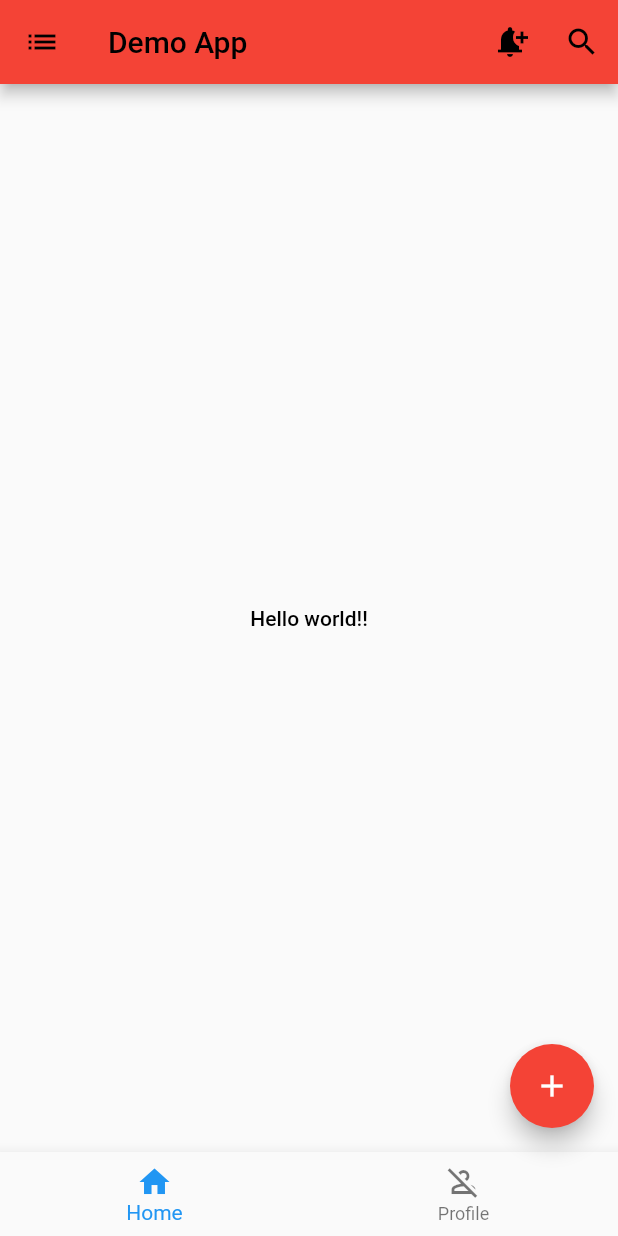
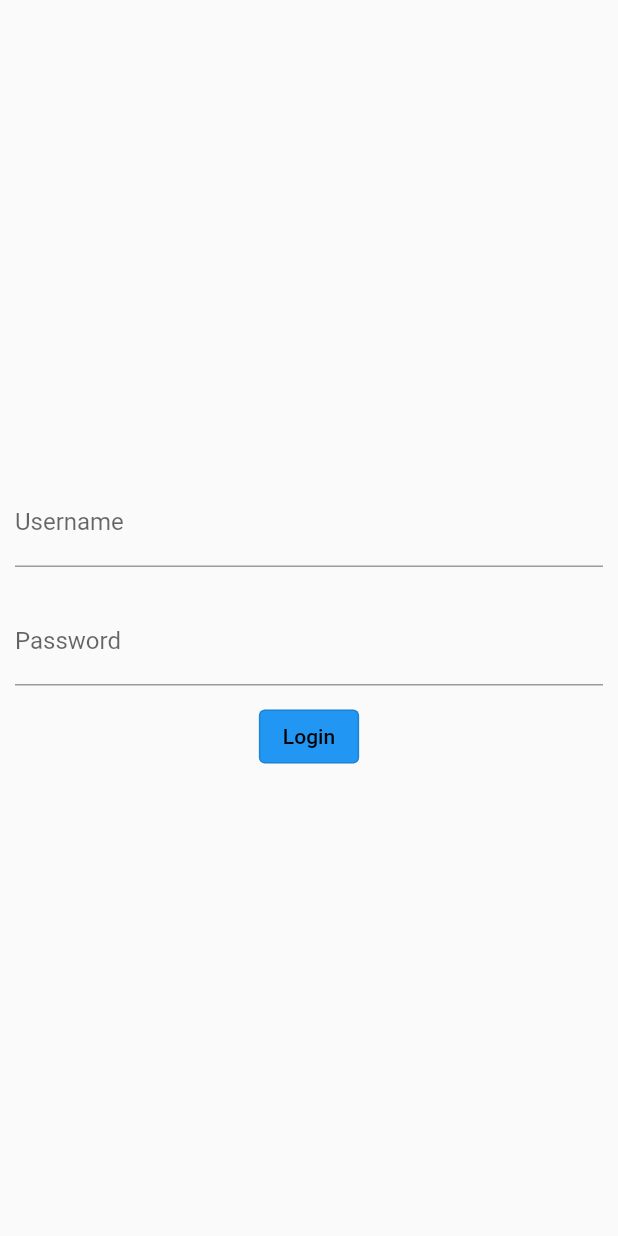
Before and after one commit to nameisjayant/flutter_practise, a Flutter app: the screen it shows after launch, on a phone screen of 412 x 824 dp. Run offline on Flutter 3.47's test engine with Material 2 defaults, Android fonts, the phone set to English and light mode, and no system bars.

Commit message:
login screen

```diff
--- /dev/null
+++ b/lib/Login.dart
@@ -0,0 +1,80 @@
+import 'package:flutter/material.dart';
+
+// void main() => runApp(const LoginApp());
+
+class LoginApp extends StatelessWidget {
+  const LoginApp({super.key});
+
+  @override
+  Widget build(BuildContext context) {
+    return const MaterialApp(
+      home: Scaffold(
+        body: LoginScreenWidget(),
+      ),
+    );
+  }
+}
+
+class LoginScreenWidget extends StatefulWidget {
+  const LoginScreenWidget({super.key});
+
+  @override
+  State<StatefulWidget> createState() => _LoginScreenStateWidget();
+}
+
+class _LoginScreenStateWidget extends State<LoginScreenWidget> {
+  late TextEditingController username;
+  late TextEditingController password;
+
+  @override
+  void initState() {
+    super.initState();
+    username = TextEditingController();
+    password = TextEditingController();
+  }
+
+  @override
+  Widget build(BuildContext context) {
+    return (Column(
+      mainAxisAlignment: MainAxisAlignment.center,
+      crossAxisAlignment: CrossAxisAlignment.center,
+      children: [
+        commonTextField(username, "Username"),
+        commonTextField(password, "Password"),
+        commonButton("Login", () {
+          if (username.text == "jks" && password.text == "123") {
+            print("ddd");
+            ScaffoldMessenger.of(context).showSnackBar(
+                const SnackBar(content: Text("Login Successfully")));
+          } else {
+             print("ddd");
+            ScaffoldMessenger.of(context)
+                .showSnackBar(const SnackBar(content: Text("Login Failed")));
+          }
+        })
+      ],
+    ));
+  }
+}
+
+Widget commonTextField(TextEditingController text, String label) {
+  return (Padding(
+    padding: const EdgeInsets.all(10.0),
+    child: TextField(
+      controller: text,
+      decoration: InputDecoration(label: Text(label)),
+    ),
+  ));
+}
+
+Widget commonButton(String text, Function onClick) {
+  return (OutlinedButton(
+    onPressed: () {
+      onClick();
+    },
+    style: ButtonStyle(
+        foregroundColor: MaterialStateProperty.all(Colors.black),
+        backgroundColor: MaterialStateProperty.all(Colors.blue)),
+    child: Text(text),
+  ));
+}
```
Also changed, not shown: lib/main.dart (+31 -4 lines).
